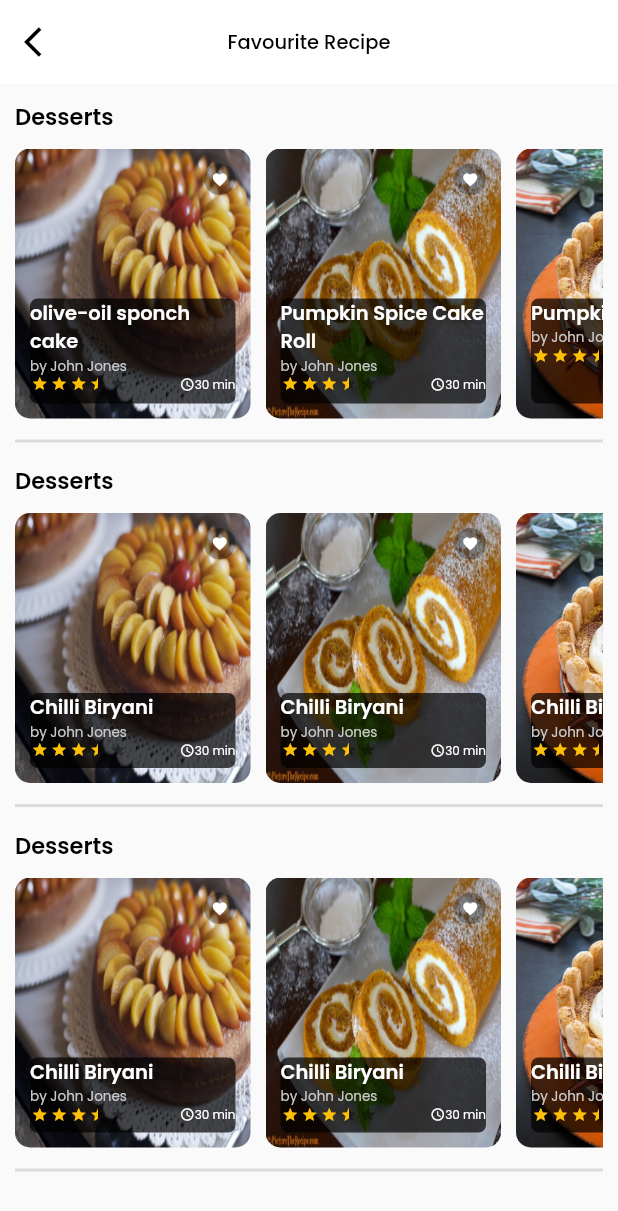
After one commit to MuaazShafi/streetfood, a Flutter app: the HomeScreen screen opened directly, in the side drawer, after a tap on "Favourite", on a phone screen of 412 x 824 dp. The commit adds this screen. Shown: the top 1211 px of the screen. Run offline on Flutter 3.47's test engine with Material 2 defaults, Android fonts, the phone set to English and light mode, and no system bars; drawn by our look-alikes of flutter_rating_bar; our stand-ins replace salomon_bottom_bar.

Commit message:
muaaz third commit

```diff
--- /dev/null
+++ b/lib/screen_favourite.dart
@@ -0,0 +1,482 @@
+import 'package:flutter/material.dart';
+import 'package:flutter_rating_bar/flutter_rating_bar.dart';
+
+class FavouriteScreen extends StatelessWidget {
+  const FavouriteScreen({Key? key}) : super(key: key);
+
+  static const List<String> desertsImages = [
+    'images/oliveoil_sponch_cake.jpg',
+    'images/Pumpkin-Spice-Cake-Roll.jpg',
+    'images/Pumpkin-Tiramisu.jpg',
+    'images/Strawberry-Frech-Cake.jpg',
+    'images/Vanilla-Cardamom-Kulfi.jpg',
+  ];
+  static const List<String> desertImagesName =[
+    'olive-oil sponch cake',
+    'Pumpkin Spice Cake Roll',
+    'Pumpkin Tiramisu       ',
+    'Strawberry French Cake',
+    'Vanilla Cardamom Kulfi',
+  ];
+
+  static const List<String> BBQImages = [
+    'images/mutton.jpg',
+    'images/chicken.jpg',
+    'images/soup.jpg',
+    'images/slices.jpg',
+    'images/burger.jpg',
+  ];
+  static const List<String> fastFoodImages = [
+    'images/mutton.jpg',
+    'images/chicken.jpg',
+    'images/soup.jpg',
+    'images/slices.jpg',
+    'images/burger.jpg',
+  ];
+
+  @override
+  Widget build(BuildContext context) {
+    return SafeArea(
+      child: Scaffold(
+        appBar: AppBar(
+          backgroundColor: Colors.white,
+          elevation: 0,
+          title: Text(
+            'Favourite Recipe',
+            style: TextStyle(
+              color: Colors.black,
+              fontFamily: 'PoppinsMedium',
+              fontSize: 13,
+            ),
+          ),
+          centerTitle: true,
+          leading: GestureDetector(
+            onTap: () {
+              Navigator.pop(context);
+            },
+            child: Icon(
+              Icons.arrow_back_ios,
+              color: Colors.black,
+            ),
+          ),
+        ),
+        body: Padding(
+          padding: const EdgeInsets.all(10),
+          child: SingleChildScrollView(
+            child: Column(
+              mainAxisAlignment: MainAxisAlignment.start,
+              crossAxisAlignment: CrossAxisAlignment.start,
+              children: [
+                Text(
+                  "Desserts",
+                  style: TextStyle(
+                    color: Colors.black,
+                    fontFamily: 'PoppinsSemiBold',
+                    fontSize: 15,
+                  ),
+                ),
+                SizedBox(
+                  height: 10,
+                ),
+                Container(
+                  height: 180,
+                  child: ListView.separated(
+                    scrollDirection: Axis.horizontal,
+                    itemBuilder: (context, i) => Container(
+                      height: 180,
+                      width: 157,
+                      decoration: BoxDecoration(
+                        image: DecorationImage(
+                          fit: BoxFit.fill,
+                          image: AssetImage(
+                            FavouriteScreen.desertsImages[i],
+                          ),
+                        ),
+                        borderRadius: BorderRadius.all(
+                          Radius.circular(10),
+                        ),
+                      ),
+                      child: Padding(
+                        padding: const EdgeInsets.all(10.0),
+                        child: Column(
+                          children: [
+                            Align(
+                              alignment: Alignment.topRight,
+                              child: Container(
+                                height: 21,
+                                width: 21,
+                                decoration: BoxDecoration(
+                                  color: Colors.black.withOpacity(0.3),
+                                  shape: BoxShape.circle,
+                                ),
+                                child: Icon(
+                                  Icons.favorite,
+                                  color: Colors.white,
+                                  size: 11,
+                                ),
+                              ),
+                            ),
+                            Spacer(),
+                            Align(
+                              alignment: Alignment.bottomLeft,
+                              child: Stack(
+                                children: [
+                                  Container(
+                                    height: 70,
+                                    width: 150,
+                                    decoration: BoxDecoration(
+                                      color: Colors.black.withOpacity(0.7),
+                                      borderRadius: BorderRadius.circular(5),
+                                    ),
+                                  ),
+                                  Column(
+                                    crossAxisAlignment: CrossAxisAlignment.start,
+                                    children: [
+                                      Text(
+                                        FavouriteScreen.desertImagesName[i],
+                                        style: TextStyle(
+                                          color: Color(0xffFFFFFF),
+                                          fontFamily: 'PoppinsSemiBold',
+                                          fontSize: 13,
+                                        ),
+                                      ),
+                                      Text(
+                                        'by John Jones',
+                                        style: TextStyle(
+                                          color: Color(0xffCACACA),
+                                          fontFamily: 'PoppinsRegular',
+                                          fontSize: 9,
+                                        ),
+                                      ),
+                                      Row(
+                                        children: [
+                                          RatingBar.builder(
+                                            initialRating: 3.5,
+                                            minRating: 1,
+                                            direction: Axis.horizontal,
+                                            allowHalfRating: true,
+                                            itemSize: 11,
+                                            itemCount: 5,
+                                            itemPadding: EdgeInsets.symmetric(
+                                                horizontal: 1.0),
+                                            itemBuilder: (context, _) => Icon(
+                                              Icons.star,
+                                              color: Colors.amber,
+                                            ),
+                                            onRatingUpdate: (rating) {
+                                              print(rating);
+                                            },
+                                          ),
+                                          Spacer(),
+                                          Icon(
+                                            Icons.access_time,
+                                            color: Colors.white,
+                                            size: 10,
+                                          ),
+                                          Text(
+                                            '30 min',
+                                            style: TextStyle(
+                                              color: Color(0xffFFFFFF),
+                                              fontSize: 8,
+                                              fontFamily: 'PoppinsRegular',
+                                            ),
+                                          ),
+                                        ],
+                                      ),
+                                    ],
+                                  ),
+                                ],
+                              ),
+                            ),
+                          ],
+                        ),
+                      ),
+                    ),
+                    separatorBuilder: (context, i) => SizedBox(
+                      width: 10,
+                    ),
+                    itemCount: 5,
+                  ),
+                ),
+                Divider(
+                  height: 30,
+                  thickness: 2,
+                ),
+                Text(
+                  "Desserts",
+                  style: TextStyle(
+                    color: Colors.black,
+                    fontFamily: 'PoppinsSemiBold',
+                    fontSize: 15,
+                  ),
+                ),
+                SizedBox(
+                  height: 10,
+                ),
+                Container(
+                  height: 180,
+                  child: ListView.separated(
+                    scrollDirection: Axis.horizontal,
+                    itemBuilder: (context, i) => Container(
+                      height: 180,
+                      width: 157,
+                      decoration: BoxDecoration(
+                        image: DecorationImage(
+                          fit: BoxFit.fill,
+                          image: AssetImage(
+                            FavouriteScreen.desertsImages[i],
+                          ),
+                        ),
+                        borderRadius: BorderRadius.all(
+                          Radius.circular(10),
+                        ),
+                      ),
+                      child: Padding(
+                        padding: const EdgeInsets.all(10.0),
+                        child: Column(
+                          children: [
+                            Align(
+                              alignment: Alignment.topRight,
+                              child: Container(
+                                height: 21,
+                                width: 21,
+                                decoration: BoxDecoration(
+                                  color: Colors.black.withOpacity(0.3),
+                                  shape: BoxShape.circle,
+                                ),
+                                child: Icon(
+                                  Icons.favorite,
+                                  color: Colors.white,
+                                  size: 11,
+                                ),
+                              ),
+                            ),
+                            Spacer(),
+                            Align(
+                              alignment: Alignment.bottomLeft,
+                              child: Stack(
+                                children: [
+                                  Container(
+                                    height: 50,
+                                    width: 150,
+                                    decoration: BoxDecoration(
+                                      color: Colors.black.withOpacity(0.7),
+                                      borderRadius: BorderRadius.circular(5),
+                                    ),
+                                  ),
+                                  Column(
+                                    crossAxisAlignment: CrossAxisAlignment.start,
+                                    children: [
+                                      Text(
+                                        'Chilli Biryani',
+                                        style: TextStyle(
+                                          color: Color(0xffFFFFFF),
+                                          fontFamily: 'PoppinsSemiBold',
+                                          fontSize: 13,
+                                        ),
+                                      ),
+                                      Text(
+                                        'by John Jones',
+                                        style: TextStyle(
+                                          color: Color(0xffCACACA),
+                                          fontFamily: 'PoppinsRegular',
+                                          fontSize: 9,
+                                        ),
+                                      ),
+                                      Row(
+                                        children: [
+                                          RatingBar.builder(
+                                            initialRating: 3.5,
+                                            minRating: 1,
+                                            direction: Axis.horizontal,
+                                            allowHalfRating: true,
+                                            itemSize: 11,
+                                            itemCount: 5,
+                                            itemPadding: EdgeInsets.symmetric(
+                                                horizontal: 1.0),
+                                            itemBuilder: (context, _) => Icon(
+                                              Icons.star,
+                                              color: Colors.amber,
+                                            ),
+                                            onRatingUpdate: (rating) {
+                                              print(rating);
+                                            },
+                                          ),
+                                          Spacer(),
+                                          Icon(
+                                            Icons.access_time,
+                                            color: Colors.white,
+                                            size: 10,
+                                          ),
+                                          Text(
+                                            '30 min',
+                                            style: TextStyle(
+                                              color: Color(0xffFFFFFF),
+                                              fontSize: 8,
+                                              fontFamily: 'PoppinsRegular',
+                                            ),
+                                          ),
+                                        ],
+                                      ),
+                                    ],
+                                  ),
+                                ],
+                              ),
+                            ),
+                          ],
+                        ),
+                      ),
+                    ),
+                    separatorBuilder: (context, i) => SizedBox(
+                      width: 10,
+                    ),
+                    itemCount: 5,
+                  ),
+                ),
+                Divider(
+                  height: 30,
+                  thickness: 2,
+                ),
+                Text(
+                  "Desserts",
+                  style: TextStyle(
+                    color: Colors.black,
+                    fontFamily: 'PoppinsSemiBold',
+                    fontSize: 15,
+                  ),
+                ),
+                SizedBox(
+                  height: 10,
+                ),
+                Container(
+                  height: 180,
+                  child: ListView.separated(
+                    scrollDirection: Axis.horizontal,
+                    itemBuilder: (context, i) => Container(
+                      height: 180,
+                      width: 157,
+                      decoration: BoxDecoration(
+                        image: DecorationImage(
+                          fit: BoxFit.fill,
+                          image: AssetImage(
+                            FavouriteScreen.desertsImages[i],
+                          ),
+                        ),
+                        borderRadius: BorderRadius.all(
+                          Radius.circular(10),
+                        ),
+                      ),
+                      child: Padding(
+                        padding: const EdgeInsets.all(10.0),
+                        child: Column(
+                          children: [
+                            Align(
+                              alignment: Alignment.topRight,
+                              child: Container(
+                                height: 21,
+                                width: 21,
+                                decoration: BoxDecoration(
+                                  color: Colors.black.withOpacity(0.3),
+                                  shape: BoxShape.circle,
+                                ),
+                                child: Icon(
+                                  Icons.favorite,
+                                  color: Colors.white,
+                                  size: 11,
+                                ),
+                              ),
+                            ),
+                            Spacer(),
+                            Align(
+                              alignment: Alignment.bottomLeft,
+                              child: Stack(
+                                children: [
+                                  Container(
+                                    height: 50,
+                                    width: 150,
+                                    decoration: BoxDecoration(
+                                      color: Colors.black.withOpacity(0.7),
+                                      borderRadius: BorderRadius.circular(5),
+                                    ),
+                                  ),
+                                  Column(
+                                    crossAxisAlignment: CrossAxisAlignment.start,
+                                    children: [
+                                      Text(
+                                        'Chilli Biryani',
+                                        style: TextStyle(
+                                          color: Color(0xffFFFFFF),
+                                          fontFamily: 'PoppinsSemiBold',
+                                          fontSize: 13,
+                                        ),
+                                      ),
+                                      Text(
+                                        'by John Jones',
+                                        style: TextStyle(
+                                          color: Color(0xffCACACA),
+                                          fontFamily: 'PoppinsRegular',
+                                          fontSize: 9,
+                                        ),
+                                      ),
+                                      Row(
+                                        children: [
+                                          RatingBar.builder(
+                                            initialRating: 3.5,
+                                            minRating: 1,
+                                            direction: Axis.horizontal,
+                                            allowHalfRating: true,
+                                            itemSize: 11,
+                                            itemCount: 5,
+                                            itemPadding: EdgeInsets.symmetric(
+                                                horizontal: 1.0),
+                                            itemBuilder: (context, _) => Icon(
+                                              Icons.star,
+                                              color: Colors.amber,
+                                            ),
+                                            onRatingUpdate: (rating) {
+                                              print(rating);
+                                            },
+                                          ),
+                                          Spacer(),
+                                          Icon(
+                                            Icons.access_time,
+                                            color: Colors.white,
+                                            size: 10,
+                                          ),
+                                          Text(
+                                            '30 min',
+                                            style: TextStyle(
+                                              color: Color(0xffFFFFFF),
+                                              fontSize: 8,
+                                              fontFamily: 'PoppinsRegular',
+                                            ),
+                                          ),
+                                        ],
+                                      ),
+                                    ],
+                                  ),
+                                ],
+                              ),
+                            ),
+                          ],
+                        ),
+                      ),
+                    ),
+                    separatorBuilder: (context, i) => SizedBox(
+                      width: 10,
+                    ),
+                    itemCount: 5,
+                  ),
+                ),
+                Divider(
+                  height: 30,
+                  thickness: 2,
+                ),
+              ],
+            ),
+          ),
+        ),
+      ),
+    );
+  }
+}
--- a/lib/screen_home.dart
+++ b/lib/screen_home.dart
@@ -2,6 +2,7 @@ import 'package:salomon_bottom_bar/salomon_bottom_bar.dart';
 import 'package:flutter_rating_bar/flutter_rating_bar.dart';
 import 'package:flutter/material.dart';
 import 'package:streetfood/screen_admin_home.dart';
+import 'package:streetfood/screen_favourite.dart';
 import 'package:streetfood/screen_login.dart';
 import 'package:streetfood/screen_notification.dart';
 import 'package:streetfood/screen_search.dart';
@@ -185,6 +186,48 @@ class _HomeScreenState extends State<HomeScreen> {
                             width: 10,
                           ),
                           Text('Admin home'),
+                          Spacer(),
+                          Padding(
+                            padding: const EdgeInsets.only(right: 15),
+                            child: Icon(
+                              Icons.arrow_forward_ios_sharp,
+                              color: Color(0xffF7BB0E),
+                              size: 15,
+                            ),
+                          ),
+                        ],
+                      ),
+                    ),
+                  ),
+                ),
+              ),
+              Padding(
+                padding: const EdgeInsets.only(right: 50, left: 10, top: 10),
+                child: GestureDetector(
+                  onTap: () {
+                    Navigator.push(context,
+                        MaterialPageRoute(builder: (context) => FavouriteScreen()));
+                  },
+                  child: Material(
+                    borderRadius: BorderRadius.only(
+                      topRight: Radius.circular(10),
+                      bottomRight: Radius.circular(10),
+                    ),
+                    elevation: 2,
+                    child: Container(
+                      height: 32,
+                      width: 228,
+                      child: Row(
+                        children: [
+                          Icon(
+                            Icons.favorite,
+                            color: Color(0xffF7BB0E),
+                            size: 20,
+                          ),
+                          SizedBox(
+                            width: 10,
+                          ),
+                          Text('Favourite'),
                           Spacer(),
                           Padding(
                             padding: const EdgeInsets.only(right: 15),
```
Also changed, not shown: images/Pumpkin-Spice-Cake-Roll.jpg (added), images/Pumpkin-Tiramisu.jpg (added), images/Strawberry-Frech-Cake.jpg (added), images/Vanilla-Cardamom-Kulfi.jpg (added), images/oliveoil_sponch_cake.jpg (added), lib/generated/assets.dart.
